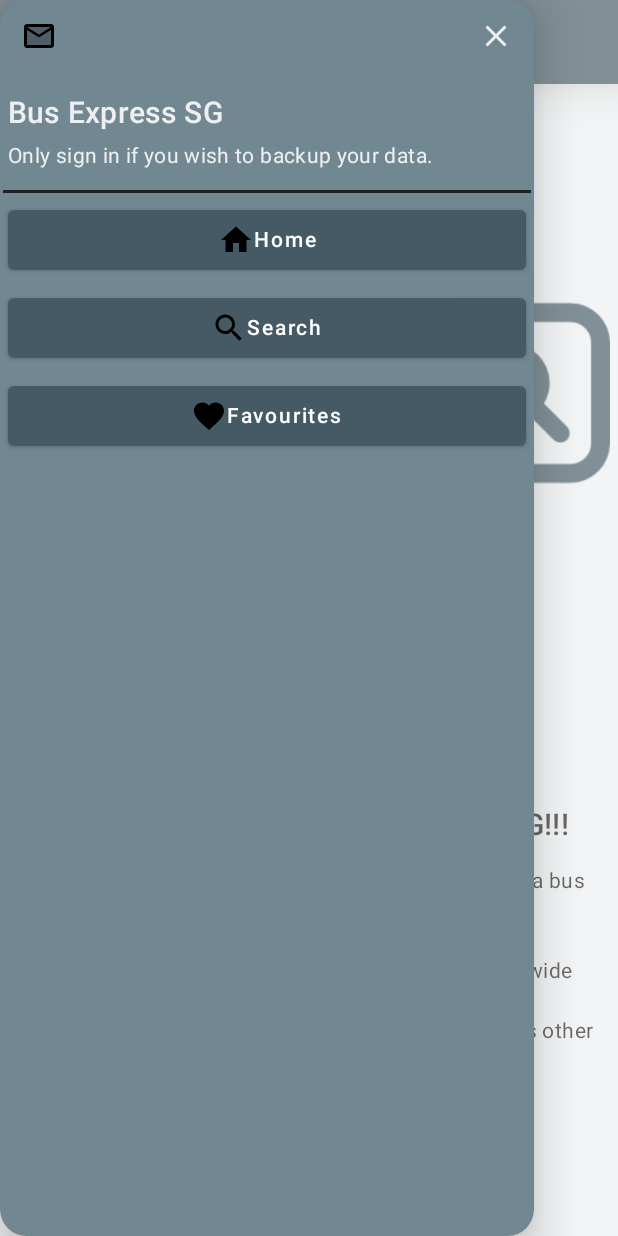
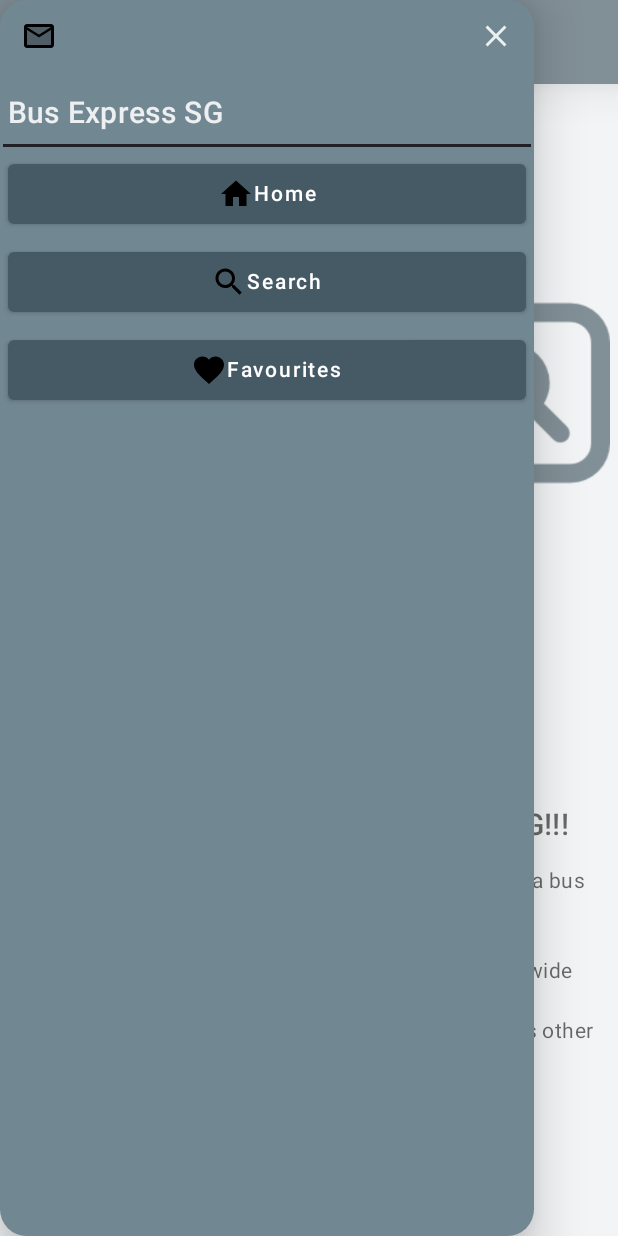
Before and after one commit to Xuanniee/Bus-Express, an Android app built with Jetpack Compose: the screen it shows after launch (MainActivity), after a tap on "Main Navigation Menu", on a phone screen of 412 x 824 dp. Run offline under Robolectric (Android 15) with nearby library versions, the phone set to English and light mode, and no system bars; our stand-ins replace Room's generated code; libraries missing offline, so code that uses them is left out: com.jakewharton.retrofit2.

Commit message:
Sent to Google Play for App Review

```diff
--- a/app/build.gradle
+++ b/app/build.gradle
@@ -16,7 +16,7 @@ android {
         applicationId "com.xuannie.busexpress"
         minSdk 26
         targetSdk 33
-        versionCode 3
+        versionCode 5
         versionName "1.0"
 
         testInstrumentationRunner "androidx.test.runner.AndroidJUnitRunner"
--- a/app/src/main/java/com/xuannie/busexpress/BusExpressScreen.kt
+++ b/app/src/main/java/com/xuannie/busexpress/BusExpressScreen.kt
@@ -135,11 +135,11 @@ fun BusExpressNavigationDrawer(
             )
         )
 
-        Text(
-            text = stringResource(R.string.navigation_flavor_text),
-            style = MaterialTheme.typography.body2,
-            modifier = modifier.padding(5.dp)
-        )
+//        Text(
+//            text = stringResource(R.string.navigation_flavor_text),
+//            style = MaterialTheme.typography.body2,
+//            modifier = modifier.padding(5.dp)
+//        )
 
         Spacer(modifier = Modifier.height(5.dp))
 
```
